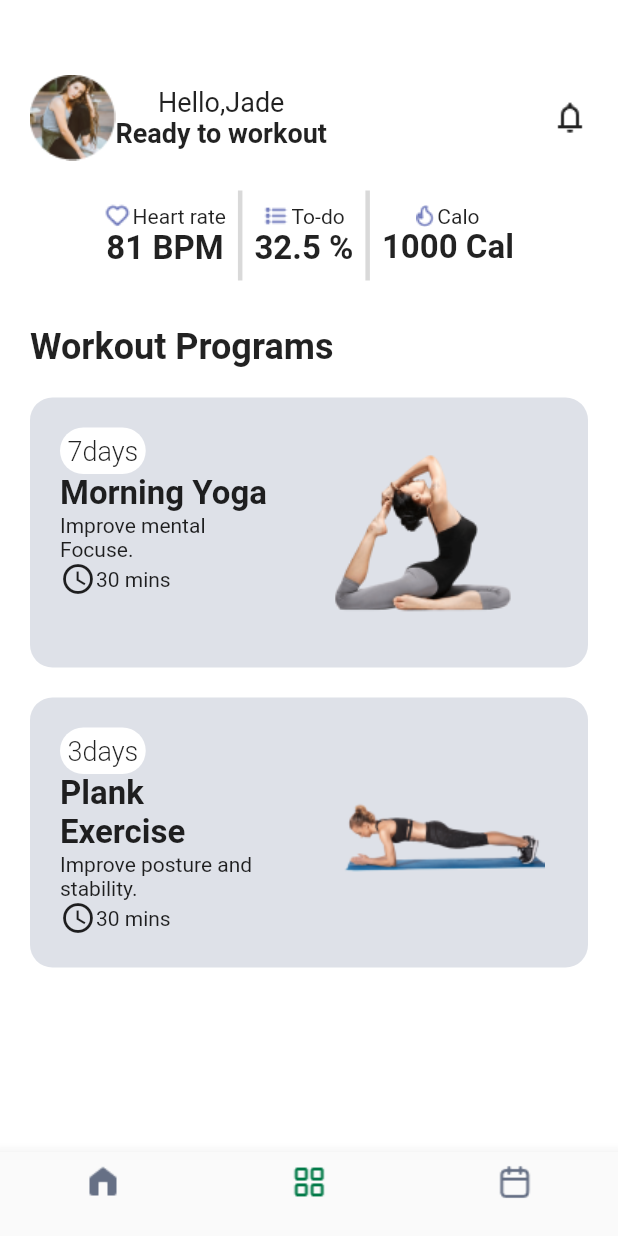
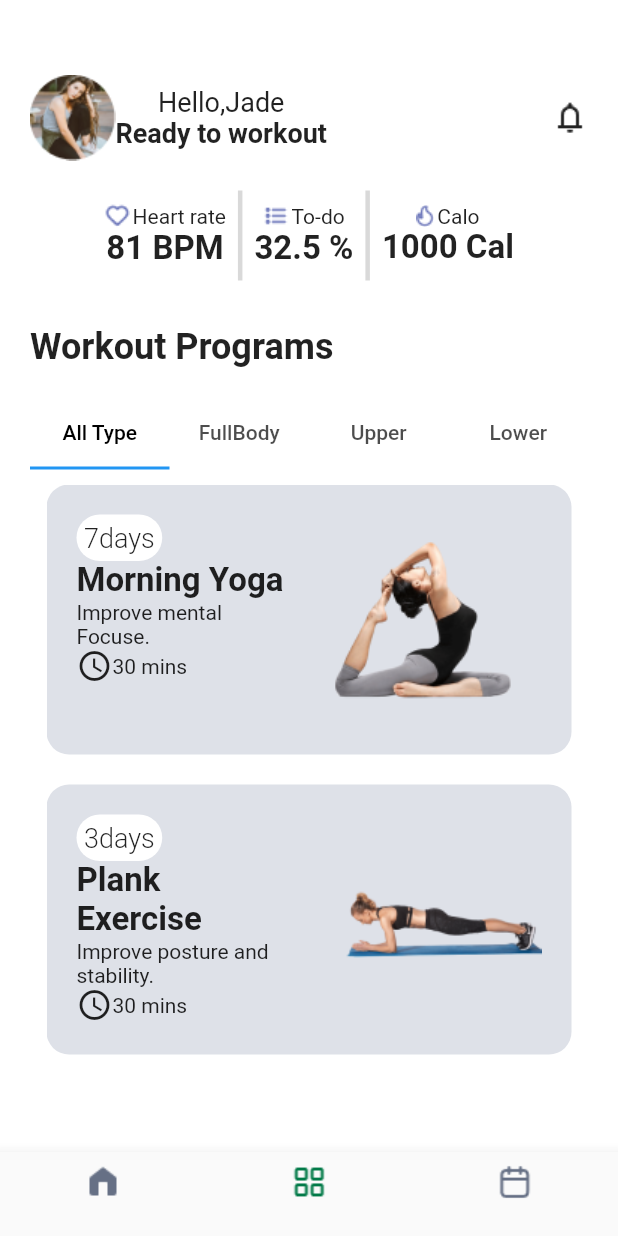
Before and after one commit to mostafa9999998/quize, a Flutter app: the screen it shows after launch, item 2 of the bottom bar chosen, on a phone screen of 412 x 824 dp. Run offline on Flutter 3.47's test engine with Material 2 defaults, Android fonts, the phone set to English and light mode, and no system bars.

Commit message:
finish quize without carusal slider container

```diff
--- a/lib/pages/page2/workout.dart
+++ b/lib/pages/page2/workout.dart
@@ -3,7 +3,7 @@ import 'package:qize/pages/page2/programs.dart';
 
 class Workout extends StatelessWidget {
 
-
+//String s = Text('data',style: TextStyle(color: Colors.black),) as String ;
   @override
   Widget build(BuildContext context) {
     return Container(
@@ -113,33 +113,73 @@ class Workout extends StatelessWidget {
             ),),
           ],),
           SizedBox(height: 20,),
-         /* Row(
-            children: [
-              TabBar(controller: ,
-                  tabs:[
-                    Tab(
-                      text: 'All Type',
-                    ),
-                    Tab(
-                      text: 'Full Body',
-                    ),
-                    Tab(
-                      text: 'Upper',
-                    ),
-                    Tab(
-                      text: 'Lower',
-                    )
-                  ]
-              )
-            ],
-          ),
-          SizedBox(height: 20,),*/
-          Programs(text1: '7days', text2: 'Morning Yoga', text3: 'Improve mental Focuse.', path: 'assets/removal 2.png'),
-          SizedBox(height: 20,),
-          Programs(text1: '3days', text2: 'Plank Exercise', text3: 'Improve posture and stability.', path: 'assets/pngwing 1.png'),
-
+          _tabSection(),
         ],
       ),
     );
   }
 }
+Widget _tabSection() {
+  return DefaultTabController(
+    length: 4,
+    child: Column(
+      mainAxisSize: MainAxisSize.min,
+
+      children: <Widget>[
+        Container(
+          child: TabBar(
+              labelColor: Colors.black,
+              tabs: [
+            Tab(text: "All Type"),
+            Tab(text: "FullBody"),
+            Tab(text: "Upper"),
+            Tab(text: "Lower"),
+          ]),
+        ),
+        SizedBox(height: 10,),
+       Container(
+         height:380 ,
+          width: 350,
+          child: TabBarView(children: [
+            Container(
+              child: Column(
+                children: [
+                  Programs(text1: '7days', text2: 'Morning Yoga', text3: 'Improve mental Focuse.', path: 'assets/removal 2.png'),
+                  SizedBox(height: 20,),
+                  Programs(text1: '3days', text2: 'Plank Exercise', text3: 'Improve posture and stability.', path: 'assets/pngwing 1.png'),
+                ],
+              )
+            ),
+            Container(
+              child: Column(
+                children: [
+                  Programs(text1: '5days', text2: 'Morning Yoga', text3: 'Improve mental Focuse.', path: 'assets/removal 2.png'),
+                  SizedBox(height: 20,),
+                  Programs(text1: '3days', text2: 'Plank Exercise', text3: 'Improve posture and stability.', path: 'assets/pngwing 1.png'),
+                ],
+              )
+            ),
+            Container(
+              child: Column(
+                children: [
+                  Programs(text1: '4days', text2: 'Morning Yoga', text3: 'Improve mental Focuse.', path: 'assets/removal 2.png'),
+                  SizedBox(height: 20,),
+                  Programs(text1: '4days', text2: 'Plank Exercise', text3: 'Improve posture and stability.', path: 'assets/pngwing 1.png'),
+                ],
+              )
+            ),
+            Container(
+              child: Column(
+                children: [
+                  Programs(text1: '6days', text2: 'Morning Yoga', text3: 'Improve mental Focuse.', path: 'assets/removal 2.png'),
+                  SizedBox(height: 20,),
+                  Programs(text1: '4days', text2: 'Plank Exercise', text3: 'Improve posture and stability.', path: 'assets/pngwing 1.png'),
+                ],
+              )
+            ),
+          ]),
+        ),
+      ],
+    ),
+  );
+}
--- a/lib/pages/page3/topics.dart
+++ b/lib/pages/page3/topics.dart
@@ -16,8 +16,6 @@ class Topics extends StatelessWidget {
           fit: BoxFit.cover),
       ),
       child:Container(
-        //width: 150,
-       // height: 250,
         child: Column(
           mainAxisAlignment: MainAxisAlignment.end,
           crossAxisAlignment: CrossAxisAlignment.start,
```
Also changed, not shown: lib/pages/page3/news.dart (+18 -12 lines).
